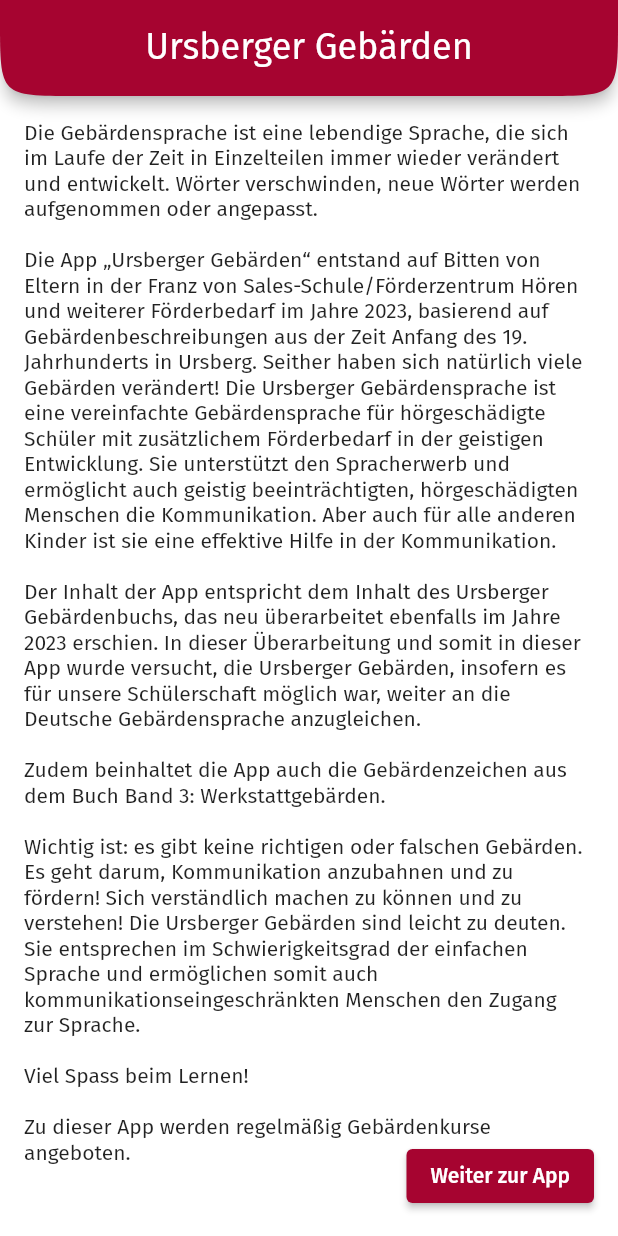
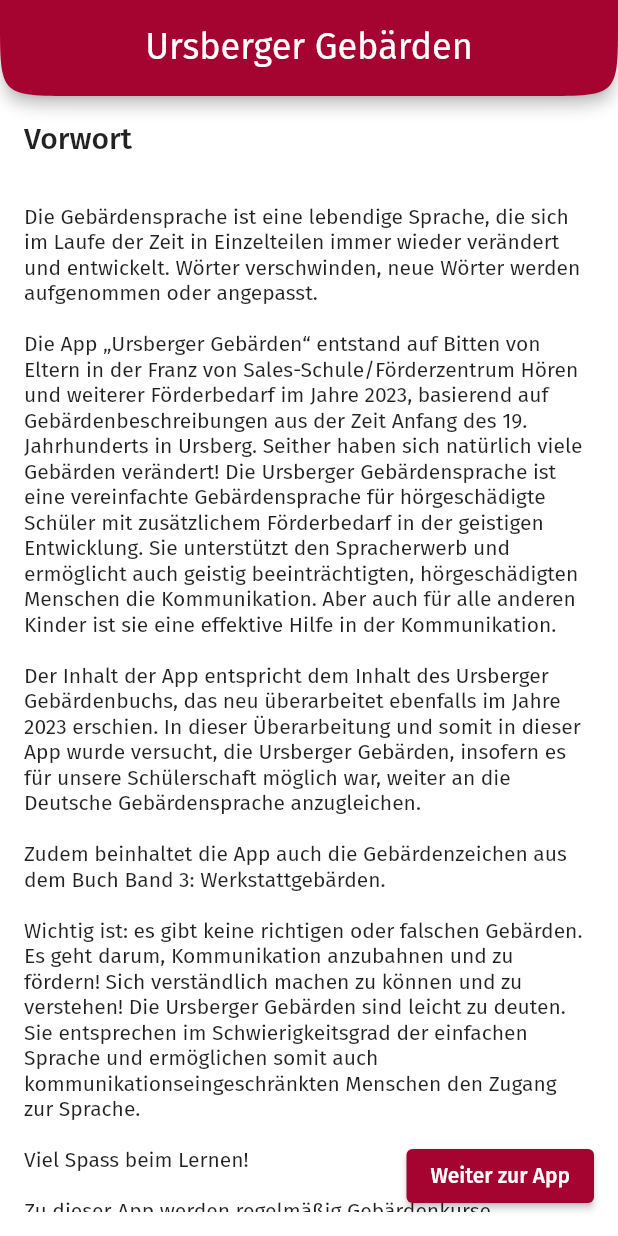
Before and after one commit to michasng/gestures, a Flutter app: the PrefaceScreen screen opened by its route, on a phone screen of 412 x 824 dp. Run offline on Flutter 3.47's test engine with Material 2 defaults, Android fonts, the phone set to English and light mode, and no system bars; our stand-ins replace chewie, firebase_auth, firebase_core, firebase_storage, get_it, go_router and 2 more; accounts and stored records are empty; project files that could hold a hidden picture were left out.

Commit message:
Add title to preface

```diff
--- a/lib/screens/preface/preface_screen.dart
+++ b/lib/screens/preface/preface_screen.dart
@@ -16,8 +16,13 @@ class PrefaceScreen extends StatelessWidget {
         padding: EdgeInsets.all(16),
         child: SingleChildScrollView(
           child: Column(
-            crossAxisAlignment: CrossAxisAlignment.center,
+            crossAxisAlignment: CrossAxisAlignment.start,
             children: [
+              Text(
+                'Vorwort',
+                style: Theme.of(context).textTheme.titleLarge,
+              ),
+              SizedBox(height: 32),
               Preface(),
               SizedBox(height: 64),
             ],
```
